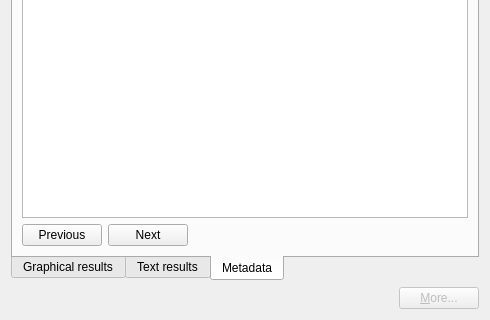
Before: the Qt Designer form src/poliqarpwidget.ui in jsbien/djview-poliqarp_fork, drawn with Qt 5; both pictures show x 0 to 490 and y 177 to 497 of the 490 by 497 pixel window.
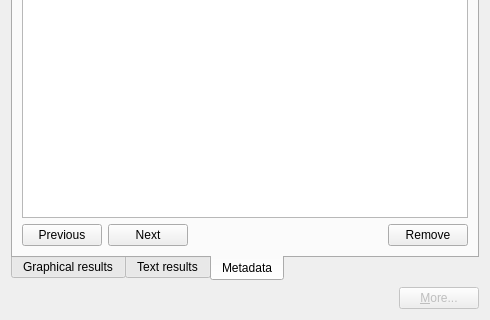
After: the same form once the commit is applied. The open tabs and pages were chosen to show the change. Icons and pictures are not drawn. Custom widgets are drawn as their Qt base class.

Commit message: Remove current item in metadata tab. Closes #118.

Patch:
```diff
--- a/src/poliqarpwidget.ui
+++ b/src/poliqarpwidget.ui
@@ -256,6 +256,13 @@
            </property>
           </spacer>
          </item>
+         <item>
+          <widget class="QPushButton" name="removeCurrentButton">
+           <property name="text">
+            <string>Remove</string>
+           </property>
+          </widget>
+         </item>
         </layout>
        </item>
       </layout>
```
The commit also changes 1 other file.
